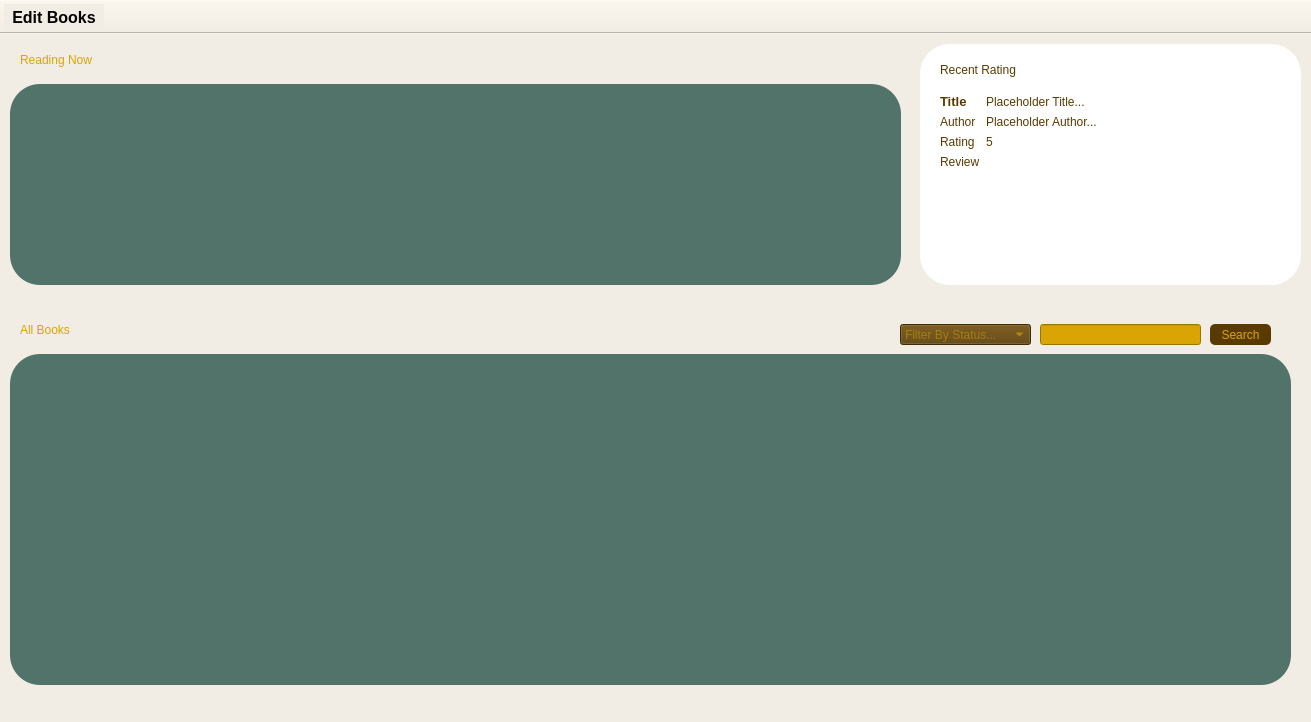
Old version of the form mainwindow.ui in the repository dietcokechan/Bookshelf-Widget.
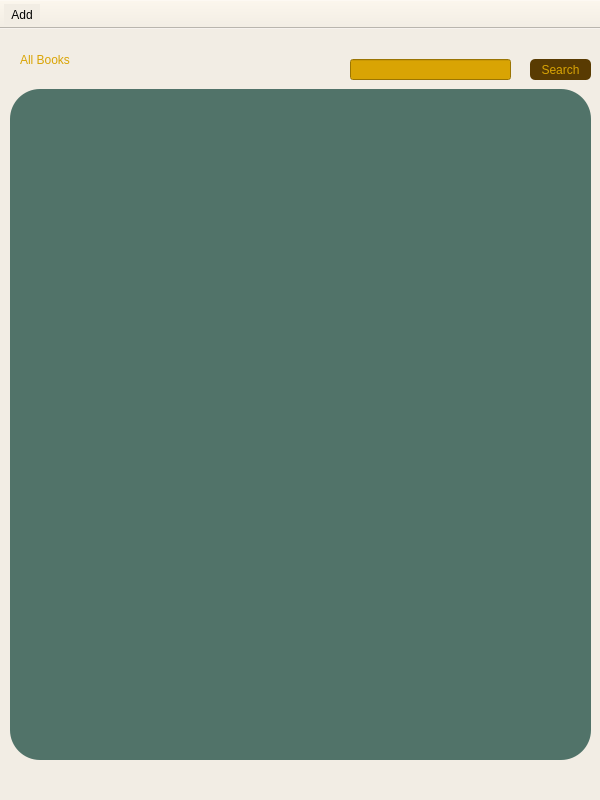
New version of the form. Icons and pictures are not drawn.

```diff
--- a/mainwindow.ui
+++ b/mainwindow.ui
@@ -6,8 +6,8 @@
    <rect>
     <x>0</x>
     <y>0</y>
-    <width>1311</width>
-    <height>722</height>
+    <width>600</width>
+    <height>800</height>
    </rect>
   </property>
   <property name="font">
@@ -29,175 +29,13 @@
    <enum>QTabWidget::Rounded</enum>
   </property>
   <widget class="QWidget" name="centralwidget">
-   <widget class="QFrame" name="ReadingNow">
+   <widget class="QFrame" name="List">
     <property name="geometry">
      <rect>
       <x>10</x>
-      <y>50</y>
-      <width>891</width>
-      <height>201</height>
-     </rect>
-    </property>
-    <property name="styleSheet">
-     <string notr="true">background-color: rgb(81, 115, 105);
-border-radius: 30px;</string>
-    </property>
-    <property name="frameShape">
-     <enum>QFrame::StyledPanel</enum>
-    </property>
-    <property name="frameShadow">
-     <enum>QFrame::Raised</enum>
-    </property>
-    <widget class="QWidget" name="horizontalLayoutWidget">
-     <property name="geometry">
-      <rect>
-       <x>10</x>
-       <y>10</y>
-       <width>871</width>
-       <height>181</height>
-      </rect>
-     </property>
-     <layout class="QHBoxLayout" name="horizontalLayout"/>
-    </widget>
-   </widget>
-   <widget class="QFrame" name="RecentRating">
-    <property name="geometry">
-     <rect>
-      <x>920</x>
-      <y>10</y>
-      <width>381</width>
-      <height>241</height>
-     </rect>
-    </property>
-    <property name="styleSheet">
-     <string notr="true">background-color: rgb(255, 255, 255);
-border-radius: 30px;</string>
-    </property>
-    <property name="frameShape">
-     <enum>QFrame::StyledPanel</enum>
-    </property>
-    <property name="frameShadow">
-     <enum>QFrame::Raised</enum>
-    </property>
-    <widget class="QLabel" name="label_2">
-     <property name="geometry">
-      <rect>
-       <x>20</x>
-       <y>10</y>
-       <width>131</width>
-       <height>31</height>
-      </rect>
-     </property>
-     <property name="styleSheet">
-      <string notr="true">color: rgb(89, 59, 2);
-font: 700 14pt &quot;Segoe UI&quot;;</string>
-     </property>
-     <property name="text">
-      <string>Recent Rating</string>
-     </property>
-    </widget>
-    <widget class="QWidget" name="formLayoutWidget">
-     <property name="geometry">
-      <rect>
-       <x>20</x>
-       <y>50</y>
-       <width>341</width>
-       <height>181</height>
-      </rect>
-     </property>
-     <layout class="QFormLayout" name="formLayout">
-      <item row="0" column="0">
-       <widget class="QLabel" name="label_3">
-        <property name="font">
-         <font>
-          <family>Arial</family>
-          <pointsize>10</pointsize>
-          <italic>false</italic>
-          <bold>true</bold>
-         </font>
-        </property>
-        <property name="styleSheet">
-         <string notr="true">color: rgb(89, 59, 2);
-font: 700 10pt &quot;Arial&quot;;</string>
-        </property>
-        <property name="text">
-         <string>Title</string>
-        </property>
-       </widget>
-      </item>
-      <item row="1" column="0">
-       <widget class="QLabel" name="label_4">
-        <property name="styleSheet">
-         <string notr="true">color: rgb(89, 59, 2);
-font: 700 10pt &quot;Arial&quot;;</string>
-        </property>
-        <property name="text">
-         <string>Author</string>
-        </property>
-       </widget>
-      </item>
-      <item row="2" column="0">
-       <widget class="QLabel" name="label_5">
-        <property name="styleSheet">
-         <string notr="true">color: rgb(89, 59, 2);
-font: 700 10pt &quot;Arial&quot;;</string>
-        </property>
-        <property name="text">
-         <string>Rating</string>
-        </property>
-       </widget>
-      </item>
-      <item row="3" column="0">
-       <widget class="QLabel" name="label_6">
-        <property name="styleSheet">
-         <string notr="true">color: rgb(89, 59, 2);
-font: 700 10pt &quot;Arial&quot;;</string>
-        </property>
-        <property name="text">
-         <string>Review</string>
-        </property>
-       </widget>
-      </item>
-      <item row="0" column="1">
-       <widget class="QLabel" name="label_7">
-        <property name="styleSheet">
-         <string notr="true">color: rgb(89, 59, 2);</string>
-        </property>
-        <property name="text">
-         <string>Placeholder Title...</string>
-        </property>
-       </widget>
-      </item>
-      <item row="1" column="1">
-       <widget class="QLabel" name="label_8">
-        <property name="styleSheet">
-         <string notr="true">color: rgb(89, 59, 2);</string>
-        </property>
-        <property name="text">
-         <string>Placeholder Author...</string>
-        </property>
-       </widget>
-      </item>
-      <item row="2" column="1">
-       <widget class="QLabel" name="label_9">
-        <property name="styleSheet">
-         <string notr="true">color: rgb(89, 59, 2);</string>
-        </property>
-        <property name="text">
-         <string>5</string>
-        </property>
-       </widget>
-      </item>
-     </layout>
-    </widget>
-   </widget>
-   <widget class="QFrame" name="frame">
-    <property name="geometry">
-     <rect>
-      <x>10</x>
-      <y>320</y>
-      <width>1281</width>
-      <height>331</height>
+      <y>60</y>
+      <width>581</width>
+      <height>671</height>
      </rect>
     </property>
     <property name="styleSheet">
@@ -215,8 +53,8 @@
       <rect>
        <x>10</x>
        <y>10</y>
-       <width>1261</width>
-       <height>311</height>
+       <width>561</width>
+       <height>651</height>
       </rect>
      </property>
      <layout class="QVBoxLayout" name="verticalLayout">
@@ -226,35 +64,18 @@
      </layout>
     </widget>
    </widget>
-   <widget class="QLabel" name="label">
-    <property name="geometry">
-     <rect>
-      <x>20</x>
-      <y>10</y>
-      <width>141</width>
-      <height>31</height>
-     </rect>
-    </property>
-    <property name="styleSheet">
-     <string notr="true">color: rgb(217, 164, 4);
-font: 800 16pt &quot;Segoe UI&quot;;</string>
-    </property>
-    <property name="text">
-     <string>Reading Now</string>
-    </property>
-   </widget>
    <widget class="QLabel" name="label_10">
     <property name="geometry">
      <rect>
       <x>20</x>
-      <y>280</y>
+      <y>10</y>
       <width>141</width>
-      <height>31</height>
+      <height>41</height>
      </rect>
     </property>
     <property name="styleSheet">
      <string notr="true">color: rgb(217, 164, 4);
-font: 800 16pt &quot;Segoe UI&quot;;</string>
+font: 800 18pt &quot;Segoe UI&quot;;</string>
     </property>
     <property name="text">
      <string>All Books</string>
@@ -263,8 +84,8 @@
    <widget class="QPushButton" name="pushButton">
     <property name="geometry">
      <rect>
-      <x>1210</x>
-      <y>290</y>
+      <x>530</x>
+      <y>30</y>
       <width>61</width>
       <height>21</height>
      </rect>
@@ -278,54 +99,11 @@
      <string>Search</string>
     </property>
    </widget>
-   <widget class="QComboBox" name="comboBox">
-    <property name="geometry">
-     <rect>
-      <x>900</x>
-      <y>290</y>
-      <width>131</width>
-      <height>21</height>
-     </rect>
-    </property>
-    <property name="toolTipDuration">
-     <number>-10</number>
-    </property>
-    <property name="layoutDirection">
-     <enum>Qt::LeftToRight</enum>
-    </property>
-    <property name="styleSheet">
-     <string notr="true">color: rgb(217, 164, 4);
-background-color: rgb(89, 59, 2);</string>
-    </property>
-    <property name="placeholderText">
-     <string>Filter By Status...</string>
-    </property>
-    <item>
-     <property name="text">
-      <string>Filter By Status...</string>
-     </property>
-    </item>
-    <item>
-     <property name="text">
-      <string>To-Read</string>
-     </property>
-    </item>
-    <item>
-     <property name="text">
-      <string>Reading</string>
-     </property>
-    </item>
-    <item>
-     <property name="text">
-      <string>Read</string>
-     </property>
-    </item>
-   </widget>
    <widget class="QLineEdit" name="lineEdit">
     <property name="geometry">
      <rect>
-      <x>1040</x>
-      <y>290</y>
+      <x>350</x>
+      <y>30</y>
       <width>161</width>
       <height>21</height>
      </rect>
@@ -343,9 +121,6 @@
    <property name="movable">
     <bool>false</bool>
    </property>
-   <property name="toolButtonStyle">
-    <enum>Qt::ToolButtonTextBesideIcon</enum>
-   </property>
    <property name="floatable">
     <bool>false</bool>
    </property>
@@ -355,26 +130,18 @@
    <attribute name="toolBarBreak">
     <bool>false</bool>
    </attribute>
-   <addaction name="actionEdit_Books"/>
+   <addaction name="actionAdd"/>
   </widget>
-  <action name="actionEdit_Books">
+  <action name="actionAdd">
    <property name="icon">
     <iconset resource="resources.qrc">
-     <normaloff>:/Icons/author (2).png</normaloff>:/Icons/author (2).png</iconset>
+     <normaloff>:/Icons/book (2).png</normaloff>:/Icons/book (2).png</iconset>
    </property>
    <property name="text">
-    <string>Edit Books</string>
+    <string>Add...</string>
    </property>
-   <property name="font">
-    <font>
-     <pointsize>12</pointsize>
-     <bold>true</bold>
-    </font>
-   </property>
-  </action>
-  <action name="actionQuit">
-   <property name="text">
-    <string>Quit</string>
+   <property name="toolTip">
+    <string>Add</string>
    </property>
   </action>
  </widget>
```
